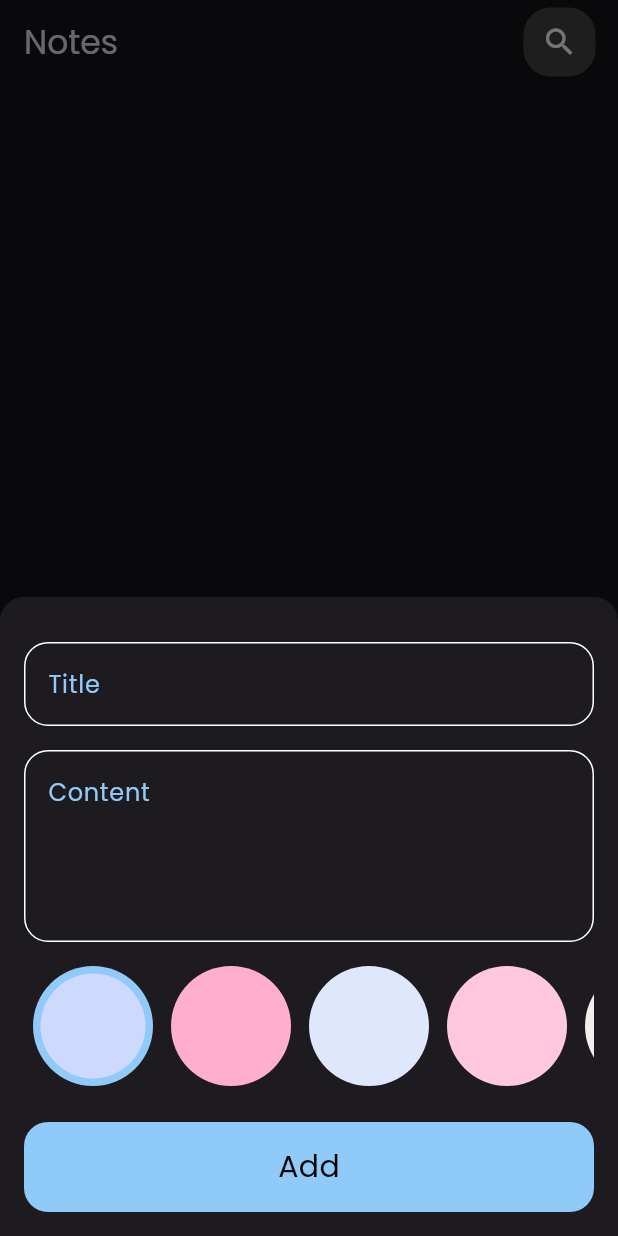
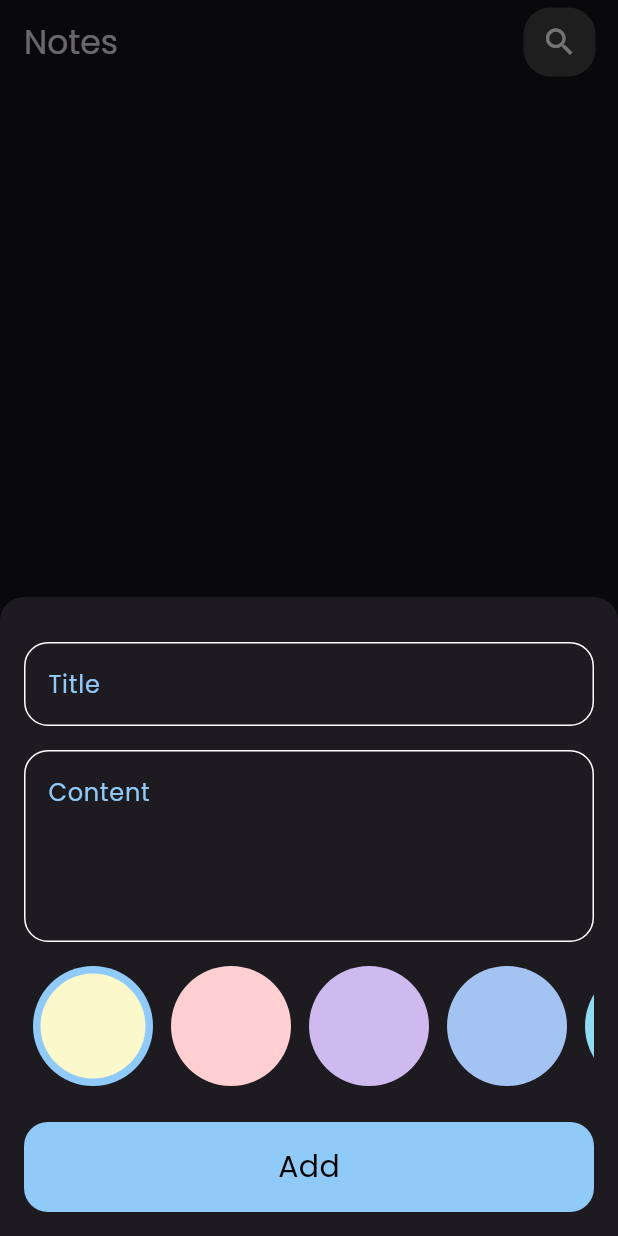
Before and after one commit to omarabukaraki/note_application, a Flutter app: the screen it shows after launch, after a tap on the "add" icon, on a phone screen of 412 x 824 dp. Run offline on Flutter 3.47's test engine with Material 2 defaults, Android fonts, the phone set to English and light mode, and no system bars; our stand-ins replace bloc, flutter_bloc, hive, hive_flutter; accounts and stored records are empty.

```diff
--- a/lib/constant.dart
+++ b/lib/constant.dart
@@ -3,3 +3,13 @@ import 'package:flutter/material.dart';
 // ignore: non_constant_identifier_names
 final Color kPrimaryColor = Colors.blue.shade200;
 const kNotesBox = 'notes_box';
+const List<Color> kColors = [
+  Color(0xfffbf8cc),
+  Color(0xffffcfd2),
+  Color(0xffcfbaf0),
+  Color(0xffa3c4f3),
+  Color(0xff90dbf4),
+  Color(0xff8eecf5),
+  Color(0xffb9fbc0),
+  Color(0xffbde0fe),
+];
--- a/lib/cubits/add_note_cubit/add_note_cubit.dart
+++ b/lib/cubits/add_note_cubit/add_note_cubit.dart
@@ -10,7 +10,7 @@ part 'add_note_state.dart';
 class AddNoteCubit extends Cubit<AddNoteState> {
   AddNoteCubit() : super(AddNoteInitial());
 
-  Color color = const Color(0xffcdb4db);
+  Color color = const Color(0xfffbf8cc);
   addNote(NoteModel note) async {
     note.color = color.value;
     emit(AddNoteLodging());
--- a/lib/views/widget/colors_list_view.dart
+++ b/lib/views/widget/colors_list_view.dart
@@ -27,23 +27,13 @@ class ColorListView extends StatefulWidget {
 }
 
 class _ColorListViewState extends State<ColorListView> {
-  List<Color> colors = const [
-    Color(0xffcddafd),
-    Color(0xffffafcc),
-    Color(0xffdfe7fd),
-    Color(0xffffc8dd),
-    Color(0xfff0efeb),
-    Color(0xffcdb4db),
-    Color(0xffa2d2ff),
-    Color(0xffbde0fe),
-  ];
   int currentIndex = 0;
   @override
   Widget build(BuildContext context) {
     return SizedBox(
       height: 80,
       child: ListView.builder(
-        itemCount: colors.length,
+        itemCount: kColors.length,
         scrollDirection: Axis.horizontal,
         itemBuilder: (context, index) {
           return Padding(
@@ -51,12 +41,12 @@ class _ColorListViewState extends State<ColorListView> {
             child: GestureDetector(
                 onTap: () {
                   currentIndex = index;
-                  BlocProvider.of<AddNoteCubit>(context).color = colors[index];
+                  BlocProvider.of<AddNoteCubit>(context).color = kColors[index];
                   setState(() {});
                 },
                 child: ColorItem(
                   isActive: currentIndex == index,
-                  color: colors[index],
+                  color: kColors[index],
                 )),
           );
         },
```
Also changed, not shown: lib/views/edit_note_page.dart (+43 -0 lines).
